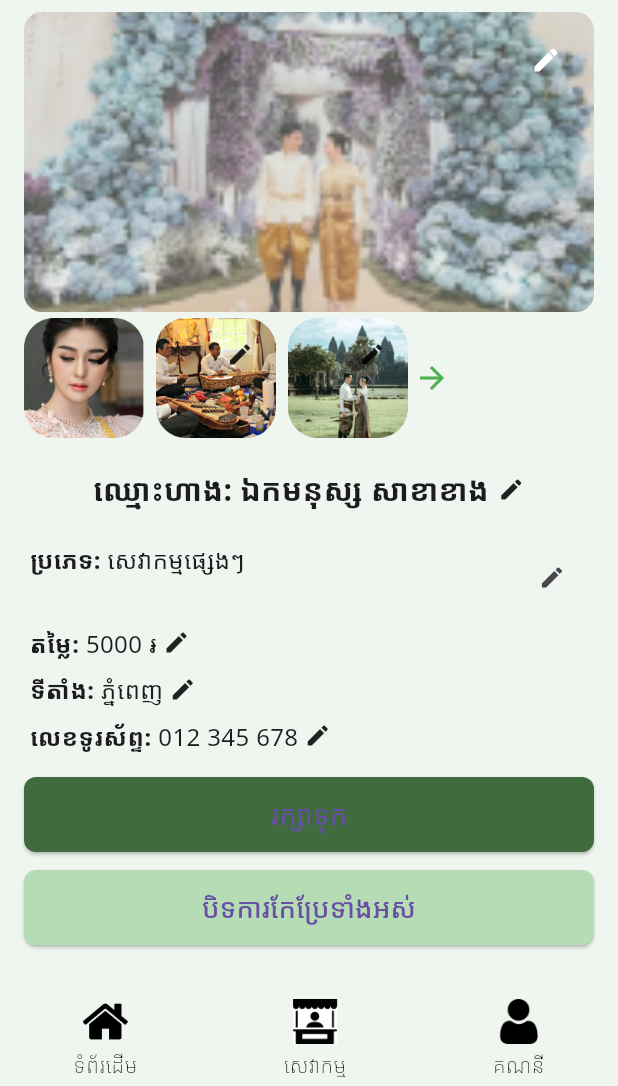
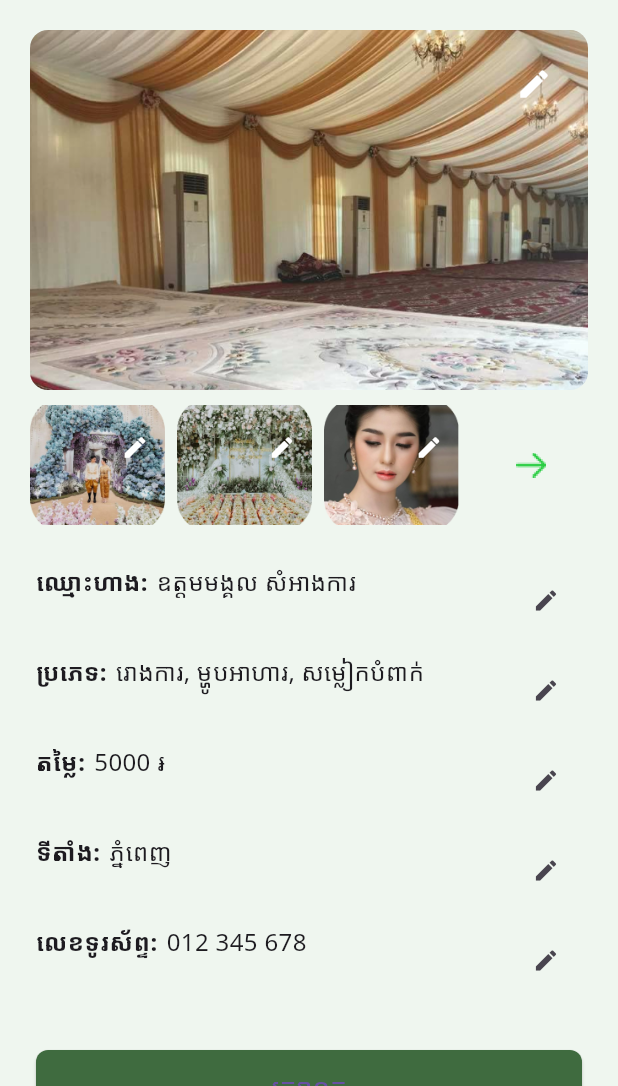
Before and after one commit to Sovanda-Mith/pkar_sla_wedding_app, a Flutter app: the BusinessAccountScreenOwner screen opened directly, on a phone screen of 412 x 824 dp, the part 150-1236 px from its top. Run offline on Flutter 3.47's test engine with Material 3 defaults, Android fonts, the phone set to English and light mode, and no system bars.

Commit message:
draft business account owner

```diff
--- a/lib/screens/business_account.dart
+++ b/lib/screens/business_account.dart
@@ -17,7 +17,7 @@ class BusinessAccountScreen extends StatelessWidget {
 }
 
 bool checkIfUserIsOwner() {
-  return false;
+  return true;
 }
 
 class BusinessAccountScreenViewer extends StatelessWidget {
@@ -153,6 +153,7 @@ Widget infoRow(String label, String value) {
 }
 
 // Owner
+
 class BusinessAccountScreenOwner extends StatefulWidget {
   const BusinessAccountScreenOwner({super.key});
 
@@ -163,7 +164,7 @@ class BusinessAccountScreenOwner extends StatefulWidget {
 
 class _BusinessAccountScreenOwnerState
     extends State<BusinessAccountScreenOwner> {
-  Set<String> selectedTypes = {'សេវាកម្មផ្សេងៗ'};
+  Set<String> selectedTypes = {'រោងការ', 'ម្ហូបអាហារ', 'សម្លៀកបំពាក់'};
 
   final List<String> options = [
     'រោងការ',
@@ -175,6 +176,13 @@ class _BusinessAccountScreenOwnerState
     'ទីកន្លែង',
     'ម្ហូបអាហារ',
   ];
+
+  final List<String> imageAssets = [
+    'assets/hall.png',
+    'assets/decor.png',
+    'assets/makeup.png',
+  ];
+
   @override
   Widget build(BuildContext context) {
     return Scaffold(
@@ -183,43 +191,43 @@ class _BusinessAccountScreenOwnerState
         child: Column(
           children: [
             const HeaderNav(),
-            const SizedBox(height: 8),
+            const SizedBox(height: 20),
             _buildMainImage(),
+            const SizedBox(height: 10),
             _buildImageGallery(),
-            const SizedBox(height: 16),
-            _buildEditableTextDisplay(),
-            const SizedBox(height: 16),
+            const SizedBox(height: 20),
+            _buildEditableInfo(),
+            const SizedBox(height: 30),
             _buildActionButtons(),
+            const SizedBox(height: 20),
+            const FooterNav(),
           ],
         ),
       ),
-      bottomNavigationBar: const FooterNav(),
     );
   }
 
   Widget _buildMainImage() {
     return Padding(
-      padding: const EdgeInsets.symmetric(horizontal: 16),
+      padding: const EdgeInsets.symmetric(horizontal: 20),
       child: Stack(
         children: [
-          Container(
-            height: 200,
-            decoration: BoxDecoration(
+          ClipRRect(
             borderRadius: BorderRadius.circular(12),
-              image: const DecorationImage(
-                image: AssetImage('assets/hall.png'),
+            child: Image.asset(
+              'assets/decorb.png',
+              height: 240,
+              width: double.infinity,
               fit: BoxFit.cover,
-                opacity: 0.7,
-              ),
             ),
           ),
           Positioned(
-            top: 8,
-            right: 8,
+            top: 12,
+            right: 12,
             child: PopupMenuButton<String>(
-              icon: const Icon(Icons.edit, size: 20, color: Colors.white),
+              icon: const Icon(Icons.edit, color: Colors.white),
               onSelected: (value) {
-                print('$value selected for main image');
+                print('$value selected');
               },
               itemBuilder:
                   (context) => const [
@@ -246,37 +254,34 @@ class _BusinessAccountScreenOwnerState
   }
 
   Widget _buildImageGallery() {
-    final images = [
-      'assets/makeup.png',
-      'assets/music.png',
-      'assets/photographer.png',
-    ];
-
     return Padding(
-      padding: const EdgeInsets.symmetric(horizontal: 12),
+      padding: const EdgeInsets.symmetric(horizontal: 20),
       child: Row(
+        mainAxisAlignment: MainAxisAlignment.spaceBetween,
         children: [
-          for (int i = 0; i < images.length; i++)
-            Stack(
+          ...imageAssets.map(
+            (img) => Stack(
               children: [
                 Container(
-                  width: 80,
+                  width: 90,
                   height: 80,
-                  margin: const EdgeInsets.all(4),
                   decoration: BoxDecoration(
                     borderRadius: BorderRadius.circular(8),
                     image: DecorationImage(
-                      image: AssetImage(images[i]),
+                      image: AssetImage(img),
                       fit: BoxFit.cover,
                     ),
                   ),
+                  margin: const EdgeInsets.only(right: 8),
                 ),
                 Positioned(
                   top: 4,
                   right: 4,
                   child: PopupMenuButton<String>(
-                    icon: const Icon(Icons.edit, size: 18),
-                    onSelected: (value) => print('$value selected on image $i'),
+                    icon: const Icon(Icons.edit, size: 18, color: Colors.white),
+                    onSelected: (value) {
+                      print('$value selected on $img');
+                    },
                     itemBuilder:
                         (context) => const [
                           PopupMenuItem(
@@ -298,7 +303,71 @@ class _BusinessAccountScreenOwnerState
                 ),
               ],
             ),
-          const Icon(Icons.arrow_forward, color: Colors.green),
+          ),
+          GestureDetector(
+            onTap: () {
+              Navigator.push(
+                context,
+                MaterialPageRoute(
+                  builder: (context) {
+                    return const PhotoGallery();
+                  },
+                ),
+              );
+            },
+            child: Container(
+              width: 80,
+              height: 80,
+              padding: const EdgeInsets.all(20),
+              child: Align(
+                alignment: Alignment.center,
+                child: Image.asset('assets/green_right_arrow.png', width: 20),
+              ),
+            ),
+          ),
+        ],
+      ),
+    );
+  }
+
+  Widget _buildEditableInfo() {
+    return Padding(
+      padding: const EdgeInsets.symmetric(horizontal: 24),
+      child: Column(
+        crossAxisAlignment: CrossAxisAlignment.start,
+        children: [
+          _editableTextRow('ឈ្មោះហាង:', 'ឧត្តមមង្គល សំអាងការ'),
+          _editableTextRow(
+            'ប្រភេទ:',
+            selectedTypes.isEmpty
+                ? 'មិនទាន់ជ្រើសរើស'
+                : selectedTypes.join(', '),
+            onTap: _showMultiSelectDialog,
+          ),
+          _editableTextRow('តម្លៃ:', '5000 ៛'),
+          _editableTextRow('ទីតាំង:', 'ភ្នំពេញ'),
+          _editableTextRow('លេខទូរស័ព្ទ:', '012 345 678'),
+        ],
+      ),
+    );
+  }
+
+  Widget _editableTextRow(String label, String value, {VoidCallback? onTap}) {
+    return Padding(
+      padding: const EdgeInsets.symmetric(vertical: 6),
+      child: Row(
+        crossAxisAlignment: CrossAxisAlignment.start,
+        children: [
+          Text(
+            label,
+            style: const TextStyle(fontSize: 16, fontWeight: FontWeight.bold),
+          ),
+          const SizedBox(width: 6),
+          Expanded(child: Text(value, style: const TextStyle(fontSize: 16))),
+          IconButton(
+            icon: const Icon(Icons.edit, size: 18),
+            onPressed: onTap ?? () => print('Edit $label'),
+          ),
         ],
       ),
     );
@@ -306,7 +375,7 @@ class _BusinessAccountScreenOwnerState
 
   Widget _buildActionButtons() {
     return Padding(
-      padding: const EdgeInsets.symmetric(horizontal: 16),
+      padding: const EdgeInsets.symmetric(horizontal: 24),
       child: Column(
         children: [
           ElevatedButton(
@@ -318,7 +387,7 @@ class _BusinessAccountScreenOwnerState
               ),
             ),
             onPressed: () {
-              // Save action here
+              print('Saved changes');
             },
             child: const Text('រក្សាទុក', style: TextStyle(fontSize: 18)),
           ),
@@ -332,97 +401,12 @@ class _BusinessAccountScreenOwnerState
               ),
             ),
             onPressed: () {
-              // Cancel edit action here
+              print('Canceled edits');
             },
             child: const Text(
               'បិទការកែប្រែទាំងអស់',
               style: TextStyle(fontSize: 18),
             ),
-          ),
-        ],
-      ),
-    );
-  }
-
-  Widget _buildEditableTextDisplay() {
-    return Padding(
-      padding: const EdgeInsets.symmetric(horizontal: 20),
-      child: Column(
-        crossAxisAlignment: CrossAxisAlignment.start,
-        children: [
-          Row(
-            mainAxisAlignment: MainAxisAlignment.center,
-            children: [
-              Text(
-                'ឈ្មោះហាង: ឯកមនុស្ស សាខាខាង',
-                style: const TextStyle(
-                  fontSize: 20,
-                  fontWeight: FontWeight.bold,
-                ),
-              ),
-              const SizedBox(width: 6),
-              const Icon(Icons.edit, size: 18),
-            ],
-          ),
-          const SizedBox(height: 20),
-          Row(
-            crossAxisAlignment: CrossAxisAlignment.start,
-            children: [
-              const Text(
-                'ប្រភេទ: ',
-                style: TextStyle(fontWeight: FontWeight.bold, fontSize: 16),
-              ),
-              Expanded(
-                child: Text(
-                  selectedTypes.isEmpty
-                      ? 'មិនទាន់ជ្រើសរើស'
-                      : selectedTypes.join(', '),
-                  style: const TextStyle(fontSize: 16),
-                ),
-              ),
-              IconButton(
-                icon: const Icon(Icons.edit, size: 18),
-                onPressed: () {
-                  _showMultiSelectDialog();
-                },
-              ),
-            ],
-          ),
-          const SizedBox(height: 8),
-          Row(
-            children: const [
-              Text(
-                'តម្លៃ: ',
-                style: TextStyle(fontWeight: FontWeight.bold, fontSize: 16),
-              ),
-              Text('5000 ៛', style: TextStyle(fontSize: 16)),
-              SizedBox(width: 4),
-              Icon(Icons.edit, size: 18),
-            ],
-          ),
-          const SizedBox(height: 8),
-          Row(
-            children: const [
-              Text(
-                'ទីតាំង: ',
-                style: TextStyle(fontWeight: FontWeight.bold, fontSize: 16),
-              ),
-              Text('ភ្នំពេញ', style: TextStyle(fontSize: 16)),
-              SizedBox(width: 4),
-              Icon(Icons.edit, size: 18),
-            ],
-          ),
-          const SizedBox(height: 8),
-          Row(
-            children: const [
-              Text(
-                'លេខទូរស័ព្ទ: ',
-                style: TextStyle(fontWeight: FontWeight.bold, fontSize: 16),
-              ),
-              Text('012 345 678', style: TextStyle(fontSize: 16)),
-              SizedBox(width: 4),
-              Icon(Icons.edit, size: 18),
-            ],
           ),
         ],
       ),
@@ -439,9 +423,7 @@ class _BusinessAccountScreenOwnerState
           title: const Text('ជ្រើសរើសប្រភេទ'),
           content: StatefulBuilder(
             builder: (context, setState) {
-              return SizedBox(
-                width: double.maxFinite,
-                child: ListView(
+              return ListView(
                 shrinkWrap: true,
                 children:
                     options.map((option) {
@@ -459,7 +441,6 @@ class _BusinessAccountScreenOwnerState
                         },
                       );
                     }).toList(),
-                ),
               );
             },
           ),
```
Lines whose indentation alone changed are shown as unchanged.
